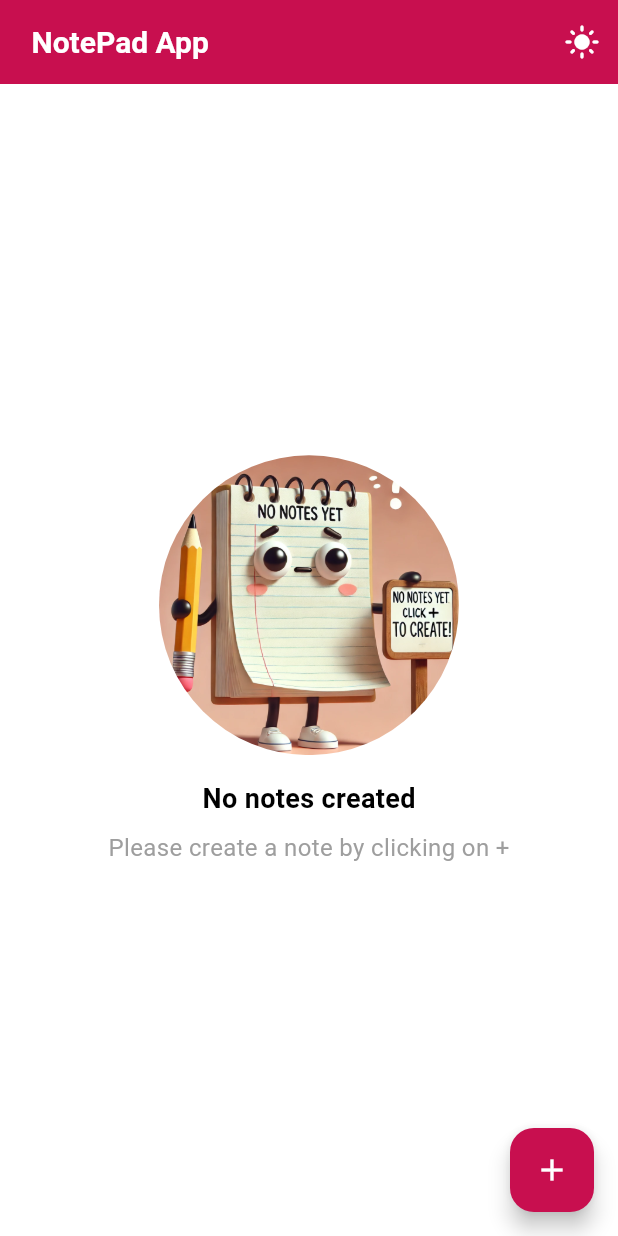
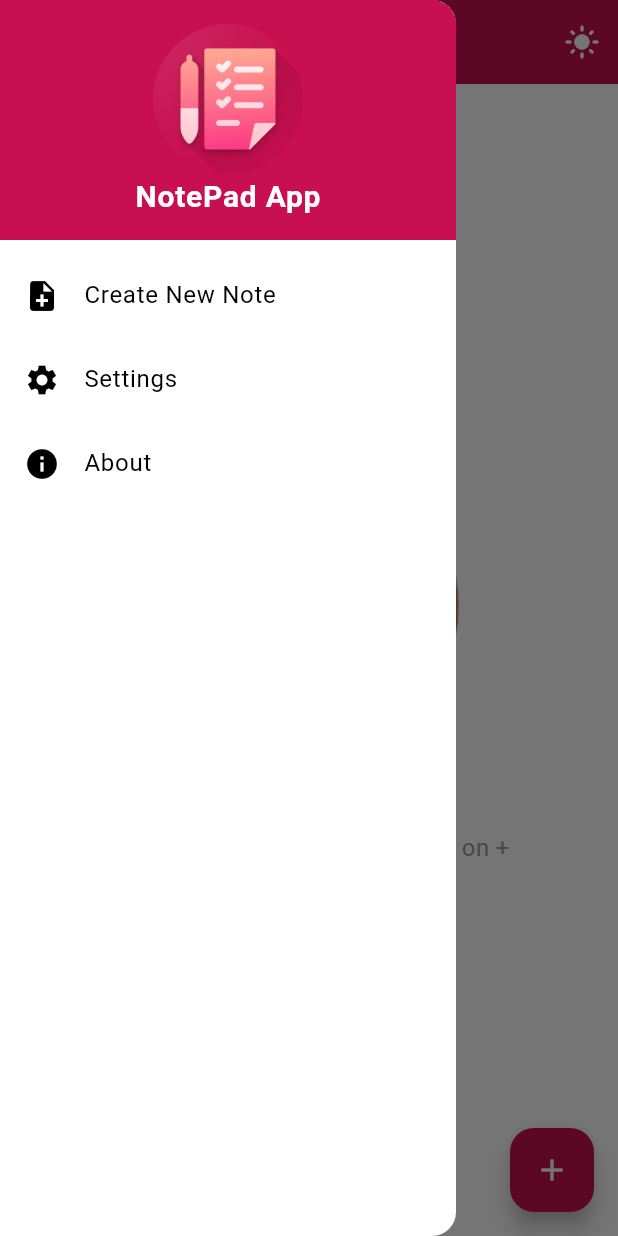
Before and after one commit to raj121276thakre/Flutter-Text-Editor, a Flutter app: the screen it shows after launch, with the side drawer open (before the commit the screen has no drawer), on a phone screen of 412 x 824 dp. Run offline on Flutter 3.47's test engine with Material 3 defaults, Android fonts, the phone set to English and light mode, and no system bars; our stand-ins replace open_filex, shared_preferences, sqflite; accounts and stored records are empty.

```diff
--- a/lib/Screens/note_screen.dart
+++ b/lib/Screens/note_screen.dart
@@ -87,6 +87,18 @@ class _NoteScreenState extends State<NoteScreen> {
 
     return Scaffold(
       appBar: AppBar(
+        leading: Builder(
+          builder: (context) {
+            return IconButton(
+              icon: Icon(Icons.menu, color: theme.colorScheme.onPrimary),
+              onPressed: () {
+                Scaffold.of(context)
+                    .openDrawer(); // Use the correct context to open the drawer
+              },
+              tooltip: "Menu",
+            );
+          },
+        ),
         title: Text(
           " NotePad App",
           style: TextStyle(
@@ -112,6 +124,63 @@ class _NoteScreenState extends State<NoteScreen> {
             },
           ),
         ],
+      ),
+      drawer: Drawer(
+        child: ListView(
+          padding: EdgeInsets.zero,
+          children: [
+            DrawerHeader(
+              decoration: BoxDecoration(
+                color: theme.colorScheme.primary,
+              ),
+              child: Column(
+
+            children: [
+              ClipOval(
+                child: Image.asset(
+                  "assets/icon/icon.png", // Path to your custom image
+                  width: 100,
+                  height: 100,
+                  fit: BoxFit.cover,
+                ),
+              ),
+
+              Text(
+                'NotePad App',
+                style: TextStyle(
+                    fontSize: 20,
+                    fontWeight: FontWeight.bold,
+                    color: theme.colorScheme.onPrimary),
+              ),
+            ],
+          ),
+            ),
+            ListTile(
+              leading: Icon(Icons.note_add),
+              title: Text('Create New Note'),
+              onTap: () {
+                Navigator.pop(context);
+                noteProvider.createNewNote();
+              },
+            ),
+            ListTile(
+              leading: Icon(Icons.settings),
+              title: Text('Settings'),
+              onTap: () {
+                Navigator.pop(context);
+                // Add navigation to Settings screen if needed
+              },
+            ),
+            ListTile(
+              leading: Icon(Icons.info),
+              title: Text('About'),
+              onTap: () {
+                Navigator.pop(context);
+                // Add navigation to About screen if needed
+              },
+            ),
+          ],
+        ),
       ),
       body: SafeArea(
         child: noteProvider.notes.isEmpty
@@ -175,7 +244,8 @@ class _NoteScreenState extends State<NoteScreen> {
                                         side: BorderSide(
                                           color: isSelected
                                               ? theme.colorScheme.primary
-                                              : const Color.fromARGB(255, 27, 26, 26),
+                                              : const Color.fromARGB(
+                                                  255, 27, 26, 26),
                                         ),
                                       ),
                                       elevation: 0,
@@ -188,7 +258,6 @@ class _NoteScreenState extends State<NoteScreen> {
                                         fontWeight: isSelected
                                             ? FontWeight.bold
                                             : FontWeight.normal,
-
                                       ),
                                     ),
                                   ),
```
